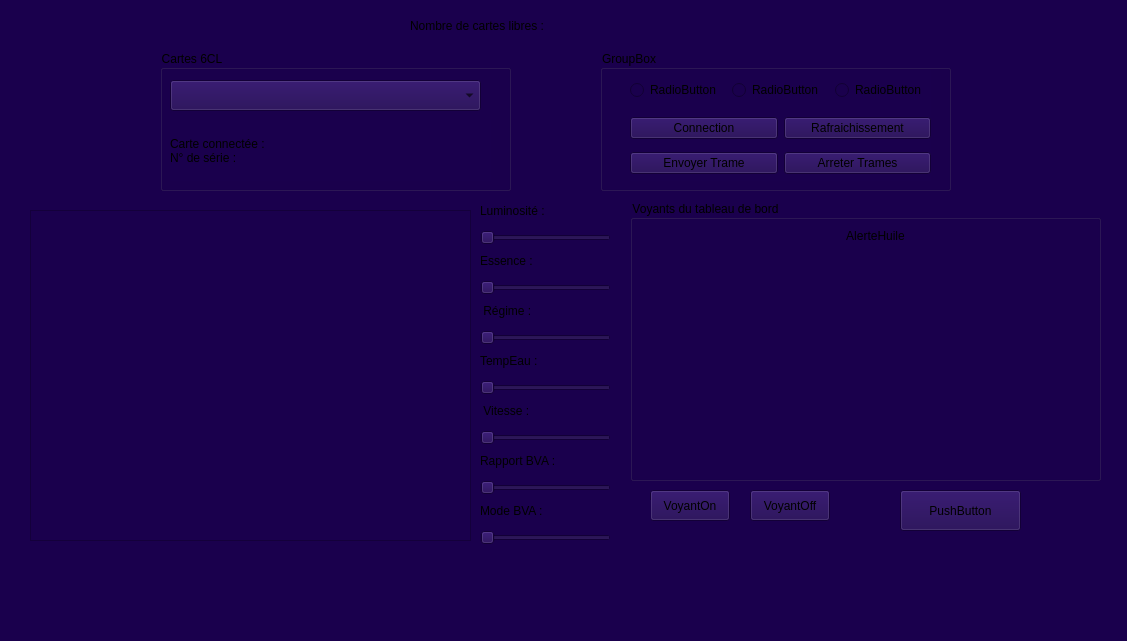
This is mainwindow.ui in Kuro-Ex/Mini_Projet_Diag as Qt 5 draws it before an edit. The edited form follows.
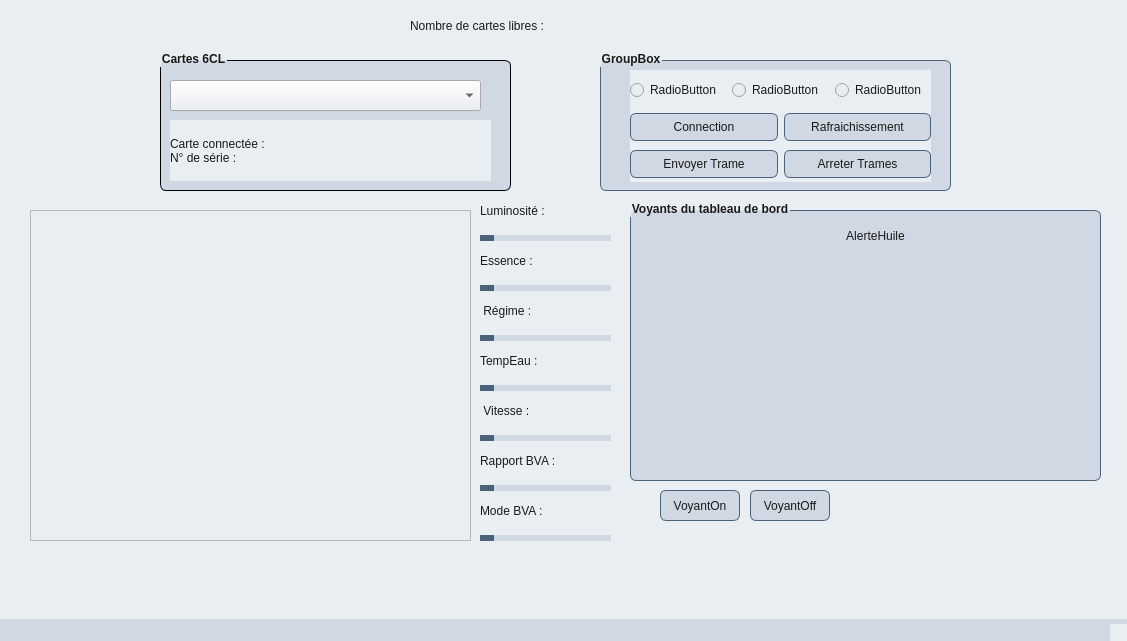
This is the edited form. Icons and pictures are not drawn.

Patch:
```diff
--- a/mainwindow.ui
+++ b/mainwindow.ui
@@ -14,7 +14,53 @@
    <string>MainWindow</string>
   </property>
   <property name="styleSheet">
-   <string notr="true">background-color: rgb(26, 0, 77);</string>
+   <string notr="true">QMainWindow {
+    background-color: #E9EEF3;
+}
+
+QWidget {
+    background-color: #E9EEF3;
+    color: #1A1A1A;
+}
+
+QGroupBox {
+    background-color: #CFD8E3;
+    border: 1px solid #4A627A;
+    border-radius: 6px;
+    margin-top: 10px;
+    font-weight: bold;
+}
+
+QPushButton {
+    background-color: #CFD8E3;
+    color: #1A1A1A;
+    border: 1px solid #4A627A;
+    padding: 6px;
+    border-radius: 6px;
+}
+
+QPushButton:hover {
+    background-color: #4A627A;
+    color: white;
+}
+
+QSlider::groove:horizontal {
+    height: 6px;
+    background: #CFD8E3;
+}
+
+QSlider::handle:horizontal {
+    background: #4A627A;
+    width: 14px;
+    border-radius: 7px;
+}
+
+QStatusBar {
+    background: #CFD8E3;
+    color: #1A1A1A;
+    font-size: 10pt;
+}
+</string>
   </property>
   <widget class="QWidget" name="centralwidget">
    <widget class="QGroupBox" name="groupBox">
@@ -186,7 +232,7 @@
    <widget class="QPushButton" name="btnVoyantsOn">
     <property name="geometry">
      <rect>
-      <x>650</x>
+      <x>660</x>
       <y>490</y>
       <width>80</width>
       <height>31</height>
@@ -792,19 +838,6 @@
      </property>
     </widget>
    </widget>
-   <widget class="QPushButton" name="tcp">
-    <property name="geometry">
-     <rect>
-      <x>900</x>
-      <y>490</y>
-      <width>121</width>
-      <height>41</height>
-     </rect>
-    </property>
-    <property name="text">
-     <string>PushButton</string>
-    </property>
-   </widget>
    <widget class="QGroupBox" name="groupBox_2">
     <property name="geometry">
      <rect>
@@ -856,7 +889,7 @@
        <x>30</x>
        <y>60</y>
        <width>301</width>
-       <height>71</height>
+       <height>72</height>
       </rect>
      </property>
      <layout class="QVBoxLayout" name="verticalLayout_5">
```
